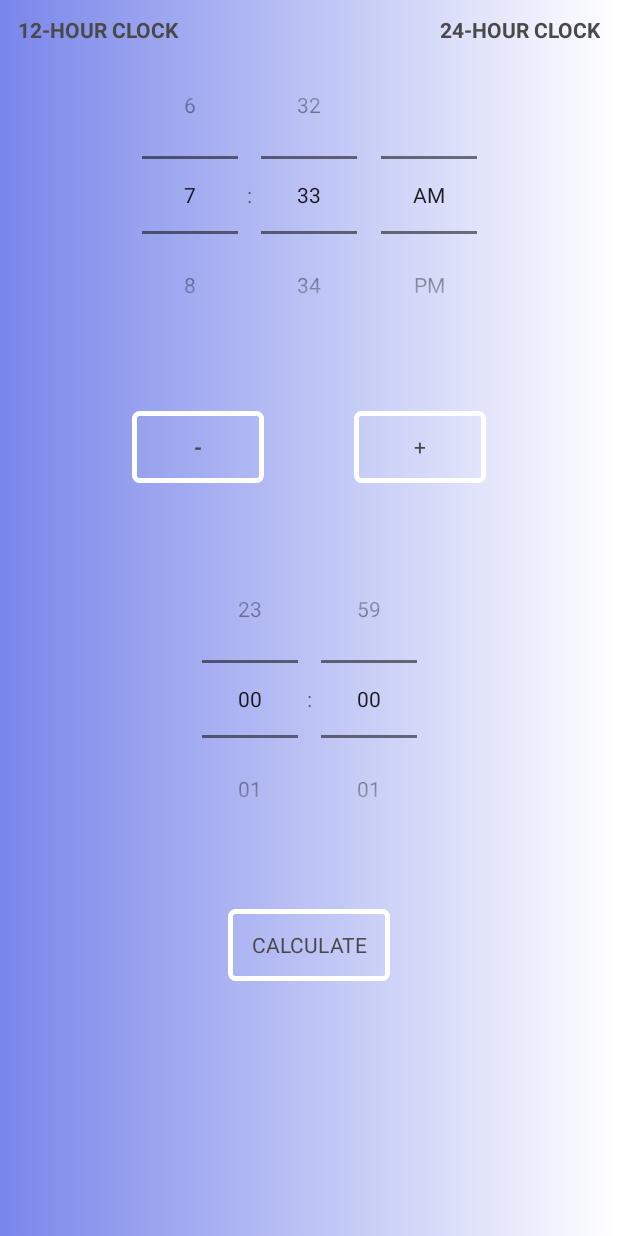
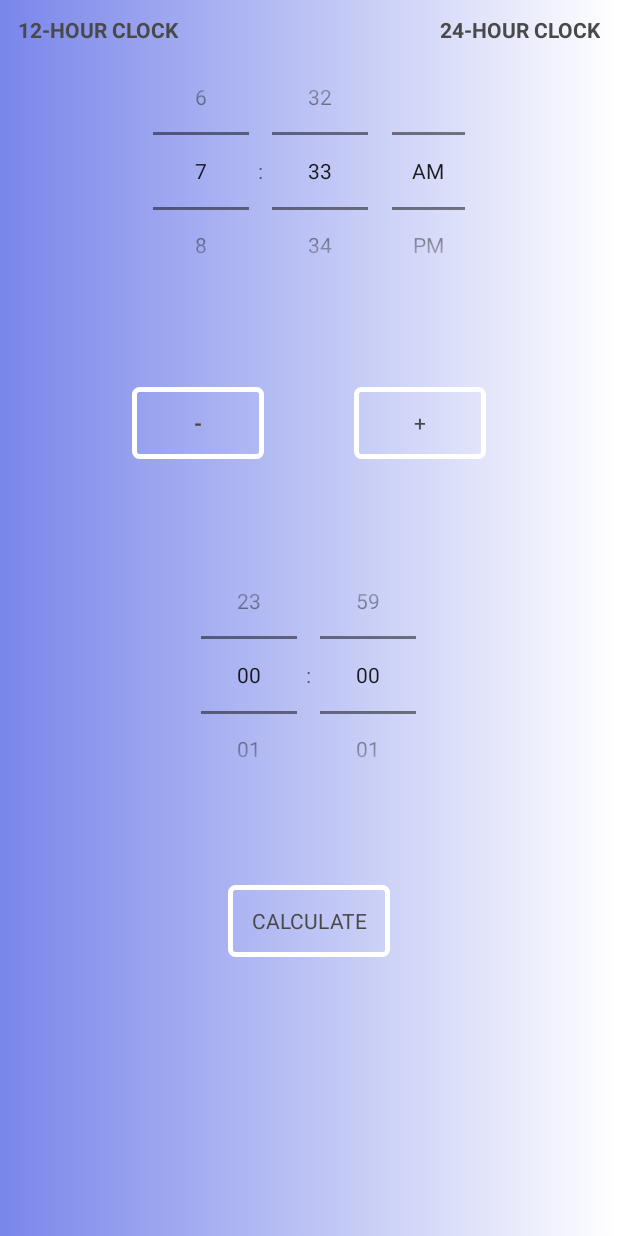
Before and after one commit to IrinaKolobova/TimeCalculator, an Android app: the MainActivity screen opened directly, with no data from a screen before it, on a phone screen of 412 x 824 dp. Run offline under Robolectric (Android 15) with nearby library versions, the light colour scheme and no system bars.

Commit message:
Fix 12pm bug + code refactoring

```diff
--- a/app/build.gradle
+++ b/app/build.gradle
@@ -3,7 +3,7 @@ apply plugin: 'com.android.application'
 android {
     compileSdkVersion 28
     defaultConfig {
-        applicationId "com.example.timecalculator"
+        applicationId "com.irina_kolobova.timecalculator"
         minSdkVersion 24
         targetSdkVersion 28
         versionCode 1
--- a/app/src/main/res/layout/activity_main.xml
+++ b/app/src/main/res/layout/activity_main.xml
@@ -29,7 +29,7 @@
         style="?android:attr/borderlessButtonStyle"
         android:layout_width="wrap_content"
         android:layout_height="match_parent"
-        android:layout_gravity="end"
+        android:layout_gravity=""
         android:backgroundTint="@color/transparent"
         android:fontFamily="Quicksand"
         android:gravity="top|end"
@@ -45,8 +45,8 @@
 
     <TimePicker
         android:id="@+id/timePicker_startingTime"
-        android:layout_width="wrap_content"
-        android:layout_height="wrap_content"
+        android:layout_width="240dp"
+        android:layout_height="180dp"
         android:layout_gravity="center_vertical"
         android:layout_marginTop="24dp"
         android:elevation="12dp"
@@ -90,8 +90,8 @@
 
     <TimePicker
         android:id="@+id/timePicker_amountToAdd"
-        android:layout_width="wrap_content"
-        android:layout_height="wrap_content"
+        android:layout_width="240dp"
+        android:layout_height="180dp"
         android:layout_gravity="center_vertical"
         android:layout_marginTop="12dp"
         android:elevation="12dp"
--- a/app/src/main/res/values/strings.xml
+++ b/app/src/main/res/values/strings.xml
@@ -12,4 +12,7 @@
     <string name="date_prev">Previous day</string>
     <string name="date_next">Next day</string>
     <string name="error_message">Please, choose subtract or add.</string>
+    <string name="am">AM</string>
+    <string name="pm">PM</string>
+
 </resources>
```
Also changed, not shown: app/src/main/AndroidManifest.xml (+4 -4 lines), app/src/main/java/com/irinakolobova/timecalculator/MainActivity.java (renamed from app/src/main/java/com/example/timecalculator/MainActivity.java, +42 -24 lines), 3 other files.
